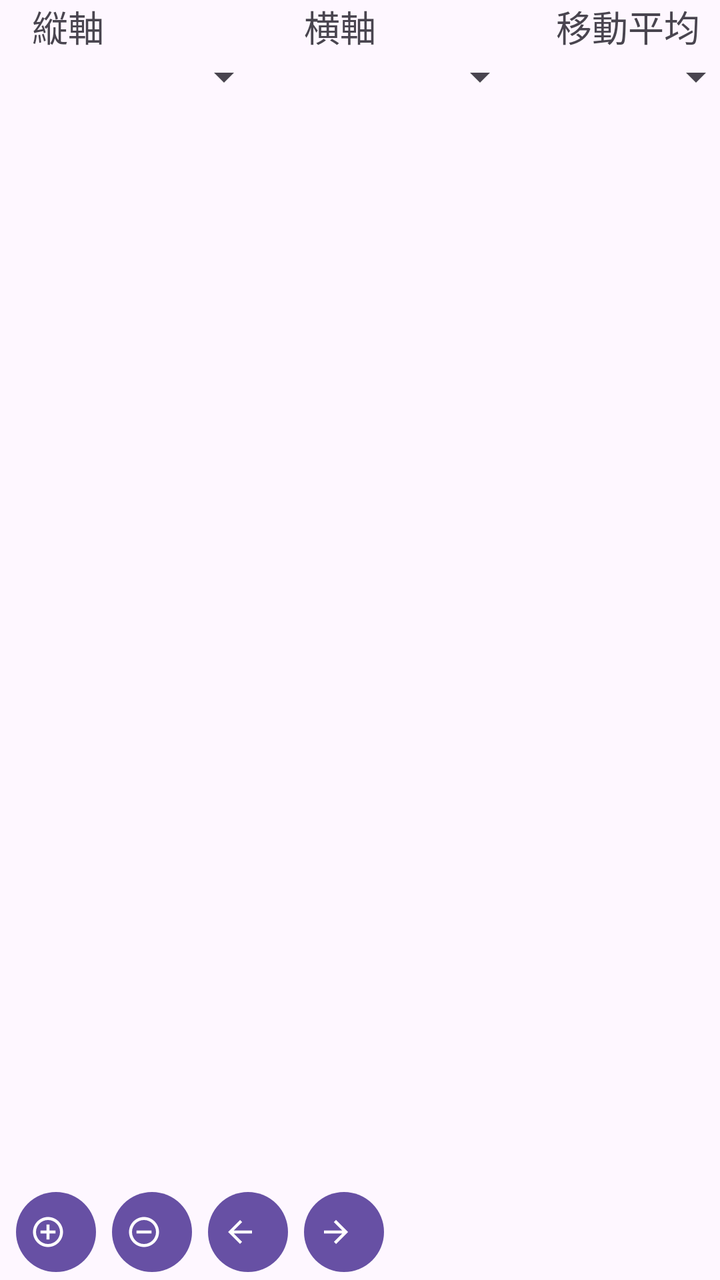
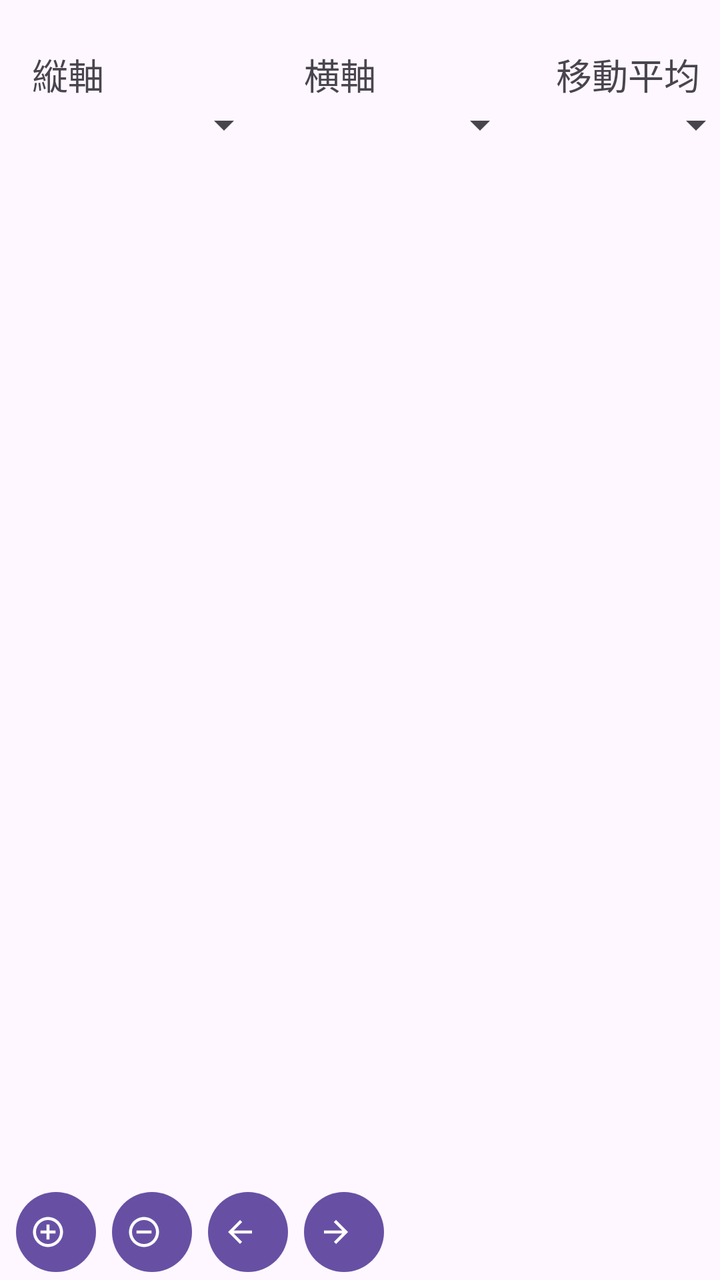

Screens rendered from an Android XML layout before and after an edit, with the pre-edit source and the edit as a unified diff.
<!-- AndroidManifest.xml: application theme Theme.MyApplication4 -->
<!-- res/layout/activity_gps_graph.xml -->
<?xml version="1.0" encoding="utf-8"?>
<androidx.constraintlayout.widget.ConstraintLayout xmlns:android="http://schemas.android.com/apk/res/android"
    xmlns:app="http://schemas.android.com/apk/res-auto"
    xmlns:tools="http://schemas.android.com/tools"
    android:id="@+id/main"
    android:layout_width="match_parent"
    android:layout_height="match_parent"
    tools:context=".GpsGraph">

    <TextView
        android:id="@+id/textView8"
        android:layout_width="wrap_content"
        android:layout_height="wrap_content"
        android:layout_marginStart="16dp"
        android:text="縦軸"
        android:textSize="18sp"
        app:layout_constraintStart_toStartOf="parent"
        app:layout_constraintTop_toTopOf="parent" />

    <Spinner
        android:id="@+id/spVertical"
        android:layout_width="120dp"
        android:layout_height="wrap_content"
        android:layout_marginStart="16dp"
        app:layout_constraintStart_toStartOf="parent"
        app:layout_constraintTop_toBottomOf="@+id/textView8" />

    <TextView
        android:id="@+id/textView9"
        android:layout_width="wrap_content"
        android:layout_height="wrap_content"
        android:layout_marginStart="100dp"
        android:text="横軸"
        android:textSize="18sp"
        app:layout_constraintStart_toEndOf="@+id/textView8"
        app:layout_constraintTop_toTopOf="parent" />

    <TextView
        android:id="@+id/textView10"
        android:layout_width="wrap_content"
        android:layout_height="wrap_content"
        android:layout_marginStart="90dp"
        android:text="移動平均"
        android:textSize="18sp"
        app:layout_constraintStart_toEndOf="@+id/textView9"
        app:layout_constraintTop_toTopOf="parent" />

    <Spinner
        android:id="@+id/spHorizontal"
        android:layout_width="120dp"
        android:layout_height="wrap_content"
        android:layout_marginStart="8dp"
        app:layout_constraintStart_toEndOf="@+id/spVertical"
        app:layout_constraintTop_toBottomOf="@+id/textView9" />

    <Spinner
        android:id="@+id/spAverageCount"
        android:layout_width="100dp"
        android:layout_height="wrap_content"
        android:layout_marginStart="8dp"
        app:layout_constraintStart_toEndOf="@+id/spHorizontal"
        app:layout_constraintTop_toBottomOf="@+id/textView10" />

    <LinearLayout
        android:id="@+id/linearLayoutGraphview"
        android:layout_width="match_parent"
        android:layout_height="0dp"
        android:orientation="vertical"
        app:layout_constraintBottom_toTopOf="@+id/button29"
        app:layout_constraintEnd_toEndOf="parent"
        app:layout_constraintStart_toStartOf="parent"
        app:layout_constraintTop_toBottomOf="@+id/spAverageCount">

    </LinearLayout>

    <Button
        android:id="@+id/button29"
        android:layout_width="40dp"
        android:layout_height="wrap_content"
        android:layout_marginStart="8dp"
        android:paddingLeft="7dp"
        app:icon="@drawable/ic_baseline_add_circle_outline_24"
        app:layout_constraintBottom_toBottomOf="parent"
        app:layout_constraintStart_toStartOf="parent" />

    <Button
        android:id="@+id/button30"
        android:layout_width="40dp"
        android:layout_height="wrap_content"
        android:layout_marginStart="8dp"
        android:paddingLeft="7dp"
        app:icon="@drawable/ic_baseline_remove_circle_outline_24"
        app:layout_constraintBottom_toBottomOf="parent"
        app:layout_constraintStart_toEndOf="@+id/button29" />

    <Button
        android:id="@+id/button31"
        android:layout_width="40dp"
        android:layout_height="wrap_content"
        android:layout_marginStart="8dp"
        android:paddingLeft="7dp"
        app:icon="@drawable/ic_baseline_arrow_back_24"
        app:layout_constraintBottom_toBottomOf="parent"
        app:layout_constraintStart_toEndOf="@+id/button30" />

    <Button
        android:id="@+id/button32"
        android:layout_width="40dp"
        android:layout_height="wrap_content"
        android:layout_marginStart="8dp"
        android:paddingLeft="7dp"
        app:icon="@drawable/ic_baseline_arrow_forward_24"
        app:layout_constraintBottom_toBottomOf="parent"
        app:layout_constraintStart_toEndOf="@+id/button31" />

</androidx.constraintlayout.widget.ConstraintLayout>
<!-- resources referenced by this layout -->
<resources>
  <!-- drawable ic_baseline_add_circle_outline_24 (drawable) -->
  <vector xmlns:android="http://schemas.android.com/apk/res/android"
      android:width="24dp"
      android:height="24dp"
      android:viewportWidth="24"
      android:viewportHeight="24"
      android:tint="?attr/colorControlNormal">
    <path
        android:fillColor="@android:color/white"
        android:pathData="M13,7h-2v4L7,11v2h4v4h2v-4h4v-2h-4L13,7zM12,2C6.48,2 2,6.48 2,12s4.48,10 10,10 10,-4.48 10,-10S17.52,2 12,2zM12,20c-4.41,0 -8,-3.59 -8,-8s3.59,-8 8,-8 8,3.59 8,8 -3.59,8 -8,8z"/>
  </vector>
  <!-- drawable ic_baseline_arrow_back_24 (drawable) -->
  <vector xmlns:android="http://schemas.android.com/apk/res/android"
      android:width="24dp"
      android:height="24dp"
      android:viewportWidth="24"
      android:viewportHeight="24"
      android:tint="?attr/colorControlNormal"
      android:autoMirrored="true">
    <path
        android:fillColor="@android:color/white"
        android:pathData="M20,11H7.83l5.59,-5.59L12,4l-8,8 8,8 1.41,-1.41L7.83,13H20v-2z"/>
  </vector>
  <!-- drawable ic_baseline_arrow_forward_24 (drawable) -->
  <vector xmlns:android="http://schemas.android.com/apk/res/android"
      android:width="24dp"
      android:height="24dp"
      android:viewportWidth="24"
      android:viewportHeight="24"
      android:tint="?attr/colorControlNormal"
      android:autoMirrored="true">
    <path
        android:fillColor="@android:color/white"
        android:pathData="M12,4l-1.41,1.41L16.17,11H4v2h12.17l-5.58,5.59L12,20l8,-8z"/>
  </vector>
  <!-- drawable ic_baseline_remove_circle_outline_24 (drawable) -->
  <vector xmlns:android="http://schemas.android.com/apk/res/android"
      android:width="24dp"
      android:height="24dp"
      android:viewportWidth="24"
      android:viewportHeight="24"
      android:tint="?attr/colorControlNormal">
    <path
        android:fillColor="@android:color/white"
        android:pathData="M7,11v2h10v-2L7,11zM12,2C6.48,2 2,6.48 2,12s4.48,10 10,10 10,-4.48 10,-10S17.52,2 12,2zM12,20c-4.41,0 -8,-3.59 -8,-8s3.59,-8 8,-8 8,3.59 8,8 -3.59,8 -8,8z"/>
  </vector>
  <style name="Theme.MyApplication4" parent="Base.Theme.MyApplication4" />
  <style name="Base.Theme.MyApplication4" parent="Theme.Material3.DayNight">
          
          
      </style>
</resources>

<!-- the commit's change to res/layout/activity_gps_graph.xml (unified diff, before → after) -->
@@ -12,6 +12,7 @@
         android:layout_width="wrap_content"
         android:layout_height="wrap_content"
         android:layout_marginStart="16dp"
+        android:layout_marginTop="24dp"
         android:text="縦軸"
         android:textSize="18sp"
         app:layout_constraintStart_toStartOf="parent"
@@ -30,6 +31,7 @@
         android:layout_width="wrap_content"
         android:layout_height="wrap_content"
         android:layout_marginStart="100dp"
+        android:layout_marginTop="24dp"
         android:text="横軸"
         android:textSize="18sp"
         app:layout_constraintStart_toEndOf="@+id/textView8"
@@ -40,6 +42,7 @@
         android:layout_width="wrap_content"
         android:layout_height="wrap_content"
         android:layout_marginStart="90dp"
+        android:layout_marginTop="24dp"
         android:text="移動平均"
         android:textSize="18sp"
         app:layout_constraintStart_toEndOf="@+id/textView9"
